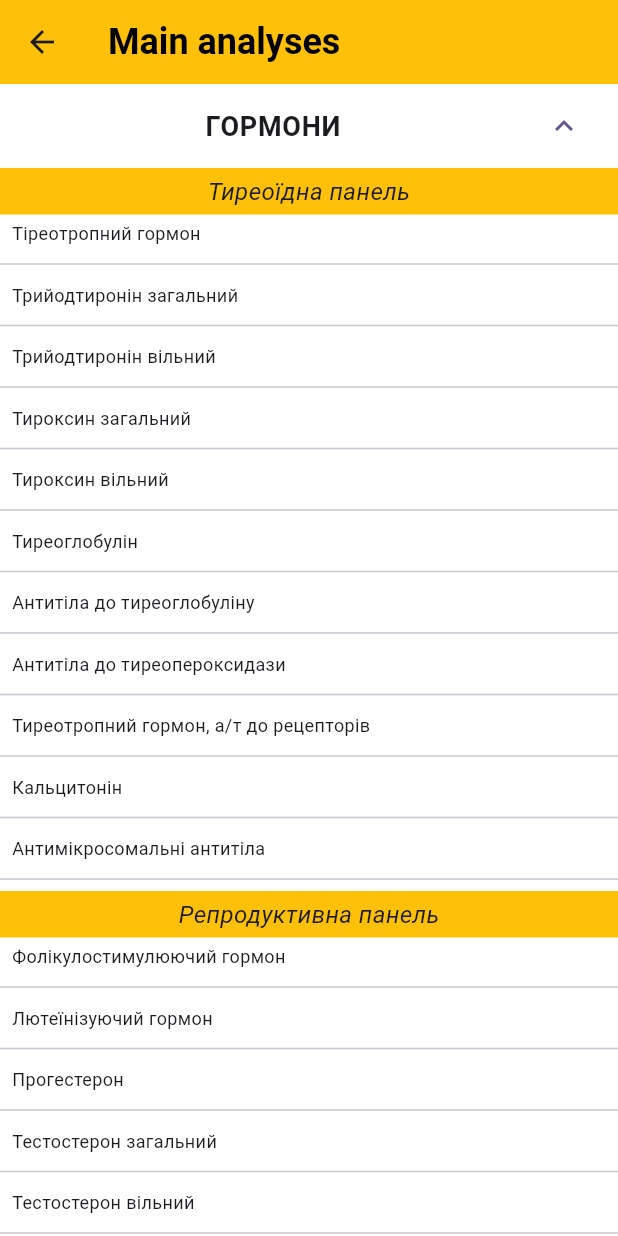
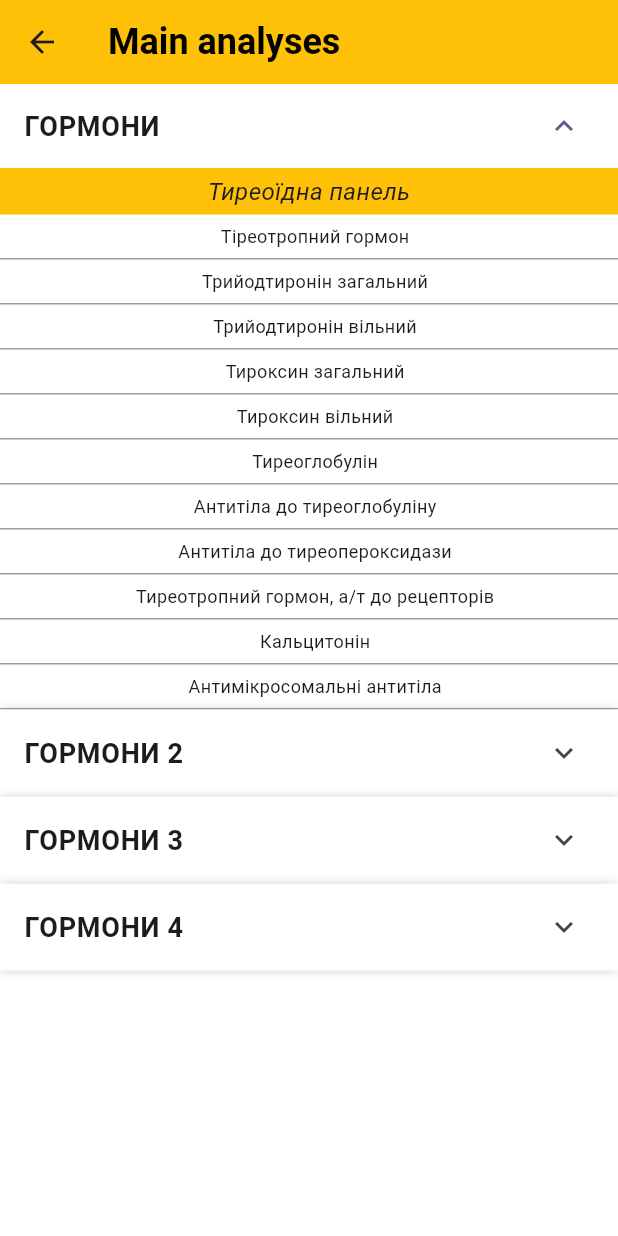
Before and after one commit to kadr0id/nice_analyses, a Flutter app: the MainAnalysesPage screen opened directly, after a tap on "ГОРМОНИ", on a phone screen of 412 x 824 dp. Run offline on Flutter 3.47's test engine with Material 2 defaults, Android fonts, the phone set to English and light mode, and no system bars; our stand-ins replace formz.

Commit message:
wip main analyses view

```diff
--- a/lib/app/nice_ui/widgets/menu_item.dart
+++ b/lib/app/nice_ui/widgets/menu_item.dart
@@ -2,13 +2,20 @@
 
 class MenuItemWidget extends StatelessWidget {
   final String item;
+  final bool useDivider;
 
-  MenuItemWidget({required this.item});
+  const MenuItemWidget({
+    Key? key,
+    required this.item,
+    this.useDivider = false,
+  }) : super(key: key);
 
   @override
   Widget build(BuildContext context) {
-    return Padding(
-      padding: const EdgeInsets.only(left: 8.0, top: 4.0, bottom: 4.0),
+    return Column(
+      children: [
+        Padding(
+          padding: const EdgeInsets.only(left: 8.0, top: 6.0, bottom: 6.0),
           child: Text(
             item,
             style: const TextStyle(
@@ -16,6 +23,13 @@
               fontSize: 12.0,
             ),
           ),
+        ),
+        if (!useDivider)
+          const Divider(
+            color: Colors.grey,
+            height: 1,
+          ),
+      ],
     );
   }
 }
--- a/lib/app/nice_ui/widgets/menu_subtitle.dart
+++ b/lib/app/nice_ui/widgets/menu_subtitle.dart
@@ -3,7 +3,10 @@
 class MenuSubTitleWidget extends StatelessWidget {
   final String subTitle;
 
-  MenuSubTitleWidget({required this.subTitle});
+  const MenuSubTitleWidget({
+    Key? key,
+    required this.subTitle,
+  }) : super(key: key);
 
   @override
   Widget build(BuildContext context) {
--- a/lib/app/nice_ui/widgets/menu_title.dart
+++ b/lib/app/nice_ui/widgets/menu_title.dart
@@ -3,7 +3,10 @@
 class MenuTitleWidget extends StatelessWidget {
   final String title;
 
-  MenuTitleWidget({required this.title});
+  const MenuTitleWidget({
+    Key? key,
+    required this.title,
+  }) : super(key: key);
 
   @override
   Widget build(BuildContext context) {
--- a/lib/main_analyses/view/main_analyses_page.dart
+++ b/lib/main_analyses/view/main_analyses_page.dart
@@ -20,22 +20,15 @@
           'Main analyses',
           style: TextStyle(
             fontSize: 24.0,
-            fontWeight: FontWeight.bold, // Жирний шрифт
-            color: Colors.black, // Колір
+            fontWeight: FontWeight.bold,
+            color: Colors.black,
           ),
         ),
-
-        // leading: IconButton(
-        //   key: const Key('mainAnalyses_back_button'),
-        //   icon: const Icon(Icons.arrow_back_rounded),
-        //   onPressed: () => Navigator.of(context).pop(),
-        //   color: Colors.black,
-        // ),
         backgroundColor: Colors.amber,
       ),
       body: Container(
         color: Colors.white,
-        child: SafeArea(
+        child: const SafeArea(
           child: MainAnalysesView(),
         ),
       ),
--- a/lib/main_analyses/view/main_analyses_view.dart
+++ b/lib/main_analyses/view/main_analyses_view.dart
@@ -3,34 +3,26 @@
 import 'package:nice_analyses/app/nice_ui/widgets/menu_subtitle.dart';
 import 'package:nice_analyses/app/nice_ui/widgets/menu_title.dart';
 
-class MenuData {
-  final String menuTitle;
-  final List<MenuSubData> menuSubDataList;
+class MainAnalysesView extends StatelessWidget {
+  const MainAnalysesView({
+    Key? key,
+  }) : super(key: key);
 
-  MenuData(this.menuTitle, this.menuSubDataList);
-}
+  static const List<String> titles = [
+    "ГОРМОНИ",
+    "ГОРМОНИ 2",
+    "ГОРМОНИ 3",
+    "ГОРМОНИ 4",
+  ];
 
-class MenuSubData {
-  final String menuSubTitle;
-  final List<String> menuItems;
+  static const List<String> subtitles = [
+    "Тиреоїдна панель",
+    "Репродуктивна панель",
+    "Репродуктивна панель 2",
+    "Репродуктивна панель 2",
+  ];
 
-  MenuSubData(this.menuSubTitle, this.menuItems);
-}
-
-class MainAnalysesView extends StatelessWidget {
-  static Route route() {
-    return MaterialPageRoute<void>(
-      builder: (_) => MainAnalysesView(),
-      settings: const RouteSettings(name: '/main-analyses'),
-    );
-  }
-
-  final List<MenuData> menuDataList = [
-    MenuData(
-      "ГОРМОНИ",
-      [
-        MenuSubData(
-          "Тиреоїдна панель",
+  static const List<List<String>> items = [
     [
       "Тіреотропний гормон",
       "Трийодтиронін загальний",
@@ -44,9 +36,6 @@
       "Кальцитонін",
       "Антимікросомальні антитіла",
     ],
-        ),
-        MenuSubData(
-          "Репродуктивна панель",
     [
       "Фолікулостимулюючий гормон",
       "Лютеїнізуючий гормон",
@@ -55,14 +44,6 @@
       "Тестостерон вільний",
       "Пролактин",
     ],
-        ),
-      ],
-    ),
-    MenuData(
-      "ГОРМОНИ 2",
-      [
-        MenuSubData(
-          "Репродуктивна панель 2",
     [
       "Фолікулостимулюючий гормон",
       "Лютеїнізуючий гормон",
@@ -71,39 +52,49 @@
       "Тестостерон вільний",
       "Пролактин",
     ],
-        ),
+    [
+      "Фолікулостимулюючий гормон",
+      "Лютеїнізуючий гормон",
+      "Прогестерон",
+      "Тестостерон загальний",
+      "Тестостерон вільний",
+      "Пролактин",
     ],
-    ),
   ];
 
   @override
   Widget build(BuildContext context) {
-    return Scaffold(
-      body: ExpandableListWidget(menuDataList: menuDataList),
+    return const ExpandableListWidget(
+      titles: titles,
+      subtitles: subtitles,
+      items: items,
     );
   }
 }
 
 class ExpandableListWidget extends StatelessWidget {
-  final List<MenuData> menuDataList;
+  final List<String> titles;
+  final List<String> subtitles;
+  final List<List<String>> items;
   final bool useDivider;
 
-  ExpandableListWidget({
-    required this.menuDataList,
+  const ExpandableListWidget({
+    Key? key,
+    required this.titles,
+    required this.subtitles,
+    required this.items,
     this.useDivider = false,
-  });
-
-  final Divider customDivider = const Divider(
-    color: Colors.grey,
-    thickness: 1.0,
-  );
+  }) : super(key: key);
 
   @override
   Widget build(BuildContext context) {
     return ListView.builder(
-      itemCount: menuDataList.length,
+      itemCount: titles.length,
       itemBuilder: (context, index) {
-        final menuData = menuDataList[index];
+        final title = titles[index];
+        final subtitle = subtitles[index];
+        final itemList = items[index];
+
         return Container(
           decoration: BoxDecoration(color: Colors.white, boxShadow: [
             BoxShadow(
@@ -112,45 +103,26 @@
             ),
           ]),
           child: ExpansionTile(
-            title: Column(
+            title: MenuTitleWidget(title: title),
+            shape: const Border(bottom: BorderSide.none),
             children: [
-                MenuTitleWidget(title: menuData.menuTitle),
-                if (useDivider) const Divider(),
-              ],
-            ),
-            shape: const Border(bottom: BorderSide.none),
-            children: menuData.menuSubDataList.map((menuSubData) {
-              return Column(
+              Column(
                 children: [
                   Container(
                     color: Colors.amber,
                     padding: const EdgeInsets.all(4.0),
                     alignment: Alignment.center,
-                    child: Column(
-                      children: [
-                        MenuSubTitleWidget(subTitle: menuSubData.menuSubTitle),
-                        if (useDivider)
-                          const Divider(
-                            color: Colors.red,
-                            thickness: 0.0,
+                    child: MenuSubTitleWidget(subTitle: subtitle),
+                  ),
+                  Column(
+                    crossAxisAlignment: CrossAxisAlignment.stretch,
+                    children: itemList.map((item) {
+                      return MenuItemWidget(item: item);
+                    }).toList(),
                   ),
                 ],
               ),
-                  ),
-                  Column(
-                    children: menuSubData.menuItems.map((item) {
-                      return Column(
-                        crossAxisAlignment: CrossAxisAlignment.stretch,
-                        children: [
-                          MenuItemWidget(item: item),
-                          if (!useDivider) const Divider(),
             ],
-                      );
-                    }).toList(),
-                  ),
-                ],
-              );
-            }).toList(),
           ),
         );
       },
```
Lines whose indentation alone changed are shown as unchanged.
